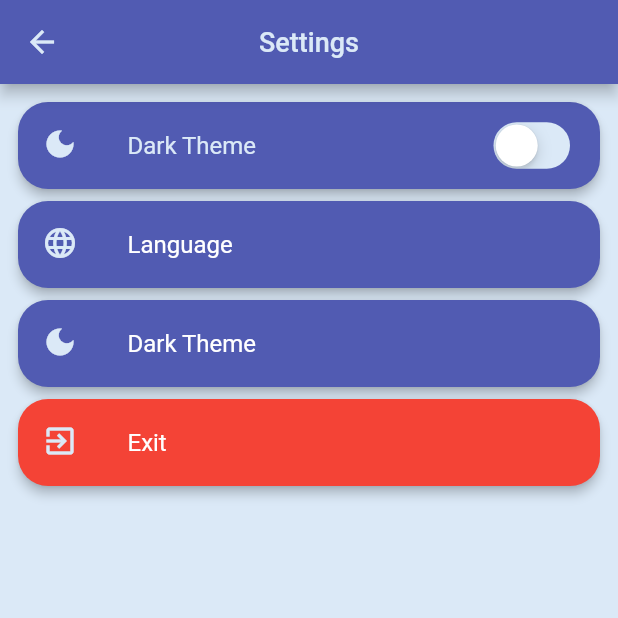
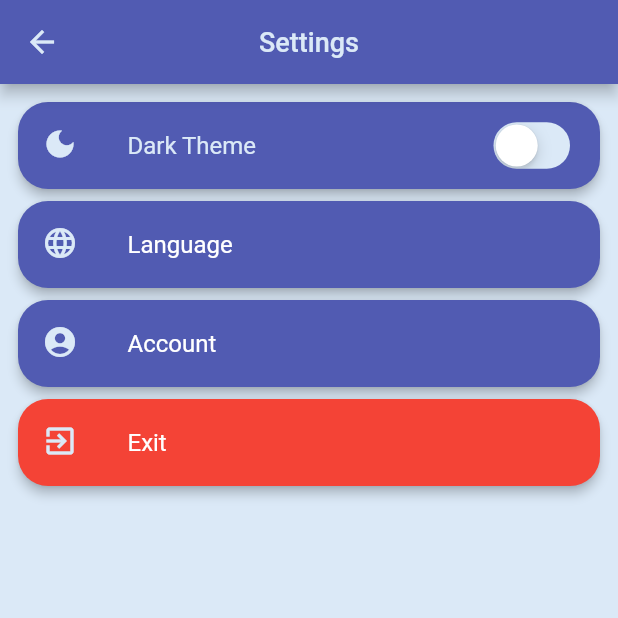
Before and after one commit to akturanilyas/password-recorder, a Flutter app: the SettingsPage screen opened by its route, on a phone screen of 412 x 824 dp, the top half of it. Run offline on Flutter 3.47's test engine with Material 2 defaults, Android fonts, the phone set to English and light mode, and no system bars; our stand-ins replace curved_navigation_bar, dio, flutter_slidable, flutter_svg, loading_indicator, rflutter_alert and 1 more; missing offline and left inert: clickable_list_wheel_view, jwt_decode; accounts and stored records are empty; network calls fail; Roboto replaces fonts that are missing (Georgia).

```diff
--- a/lib/l10n/intl_en.arb
+++ b/lib/l10n/intl_en.arb
@@ -13,5 +13,6 @@
   "exit": "Exit",
   "language":"Language",
   "theme": "Dark Theme",
-  "settings":"Settings"
+  "settings":"Settings",
+  "account":"Account"
 }
--- a/lib/l10n/intl_tr_TR.arb
+++ b/lib/l10n/intl_tr_TR.arb
@@ -13,5 +13,6 @@
   "exit":"Çıkış",
   "language":"Dil",
   "theme":"Koyu Tema",
-  "settings":"Ayarlar"
+  "settings":"Ayarlar",
+  "account":"Hesap"
 }
--- a/lib/src/ui/setting/settings.dart
+++ b/lib/src/ui/setting/settings.dart
@@ -42,9 +42,9 @@ class SettingsPage extends StatelessWidget {
         },
       ),
       ListTile(
-        leading: Icon(Icons.dark_mode, color: theme.primaryColor),
+        leading: Icon(Icons.account_circle, color: theme.primaryColor),
         title: Text(
-          lang.theme,
+          lang.account,
           style: TextStyle(color: Colors.white),
         ),
       ),
```
Also changed, not shown: lib/generated/intl/messages_en.dart, lib/generated/intl/messages_tr_TR.dart, lib/generated/l10n.dart, 4 other files.
